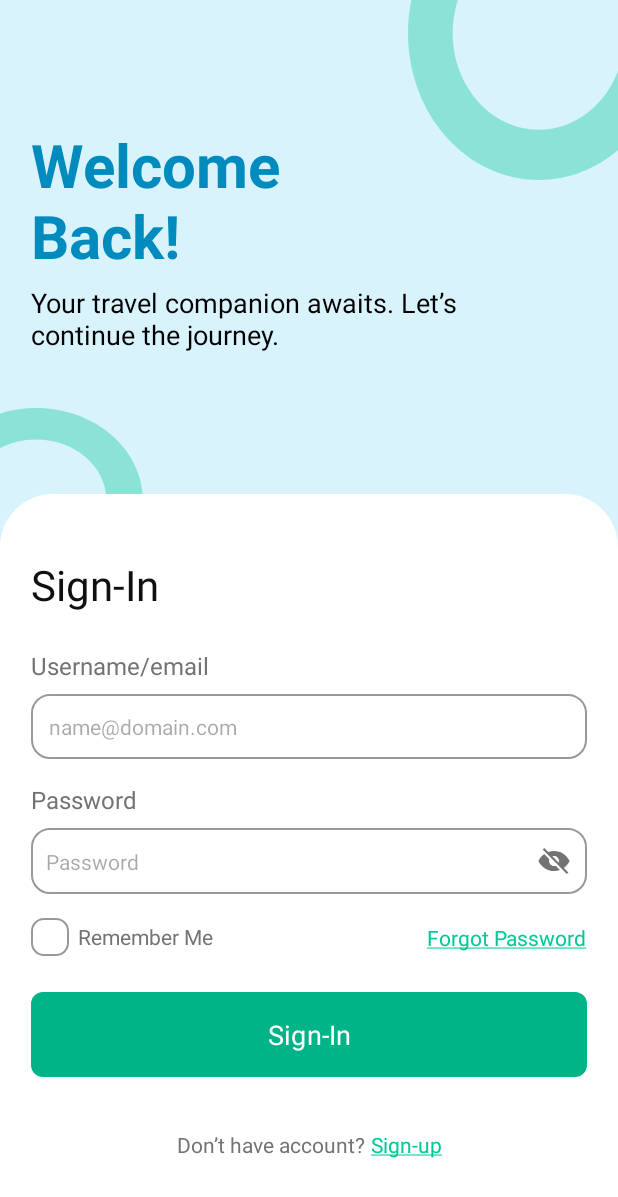
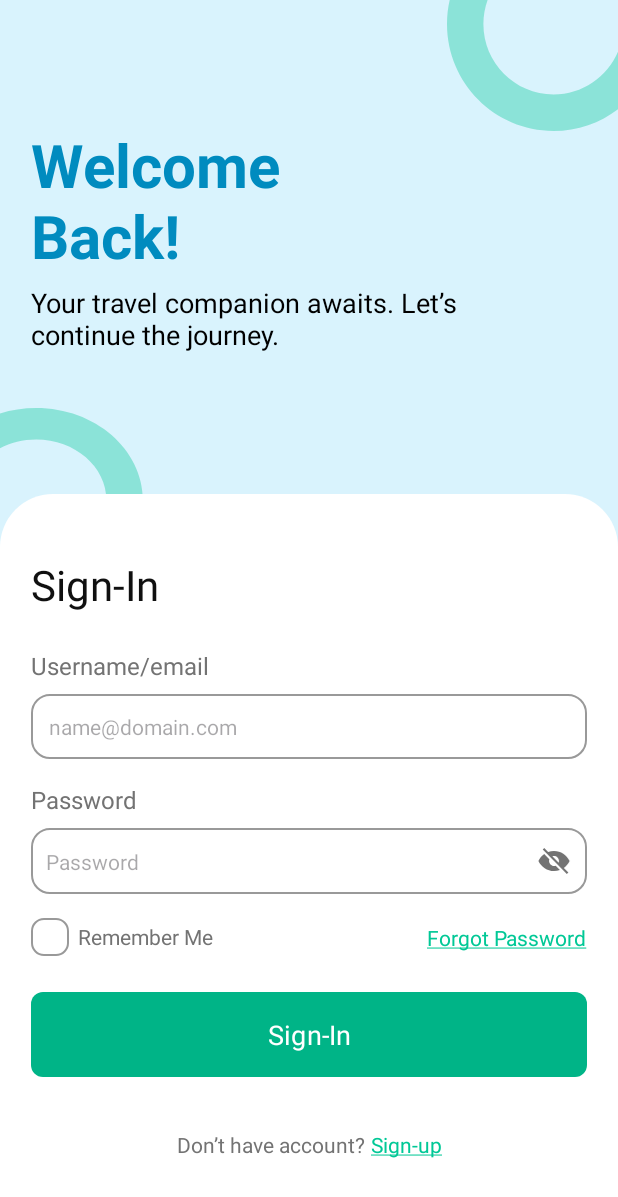
Before and after one commit to siddhigoel93/Tripsync-frontend, an Android app: the screen it shows after launch (MainActivity), after a tap on "Skip", on a phone screen of 412 x 824 dp. Shown: the top 1197 px of the screen. Run offline under Robolectric (Android 15) with nearby library versions, the phone set to English and light mode, and no system bars; Roboto replaces fonts that are not available here; 1 other tap on this screen came first.

```diff
--- /dev/null
+++ b/app/src/main/java/com/example/tripsync/api/models/loginRequest.kt
@@ -0,0 +1,6 @@
+package com.example.tripsync.api.models
+
+data class loginRequest(
+    val email: String,
+    val password: String
+)
--- a/app/src/main/res/layout/fragment_login.xml
+++ b/app/src/main/res/layout/fragment_login.xml
@@ -64,8 +64,8 @@
 
     <ImageView
         android:id="@+id/imgTop"
-        android:layout_width="140dp"
-        android:layout_height="120dp"
+        android:layout_width="wrap_content"
+        android:layout_height="wrap_content"
         android:src="@drawable/ring"
         android:scaleType="fitXY"
         app:layout_constraintTop_toTopOf="parent"
```
Also changed, not shown: app/build.gradle.kts (+10 -0 lines), app/src/main/java/com/example/tripsync/api/ApiClient.kt (added, +24 -0 lines), app/src/main/java/com/example/tripsync/api/AuthService.kt (added, +11 -0 lines).
